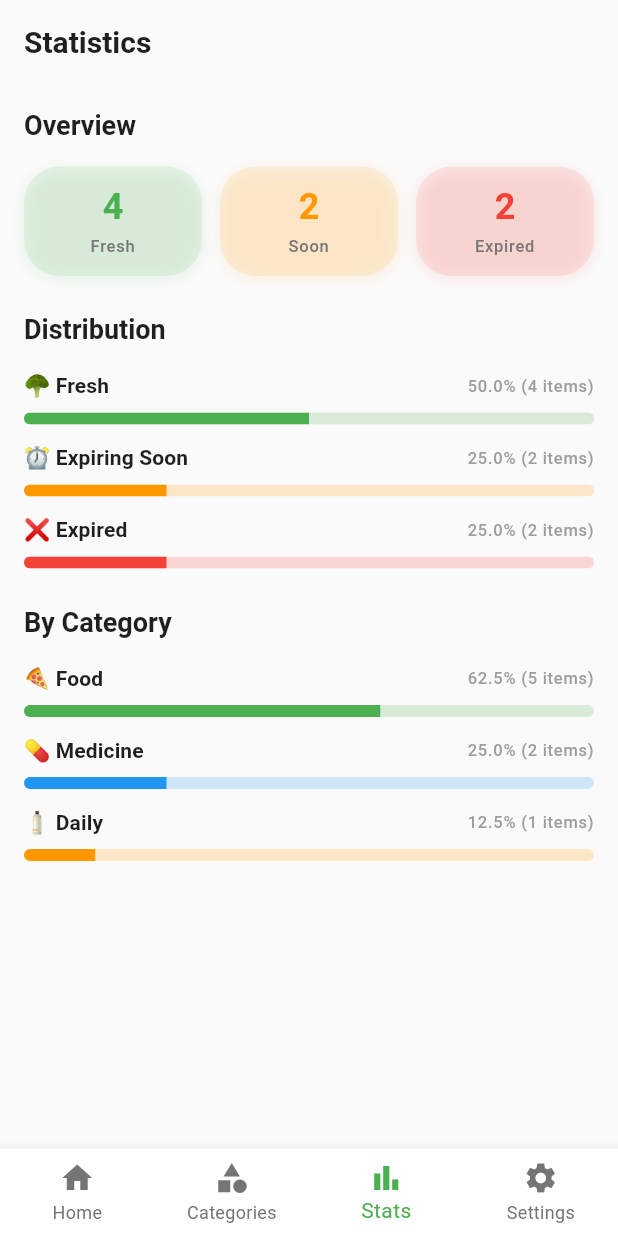
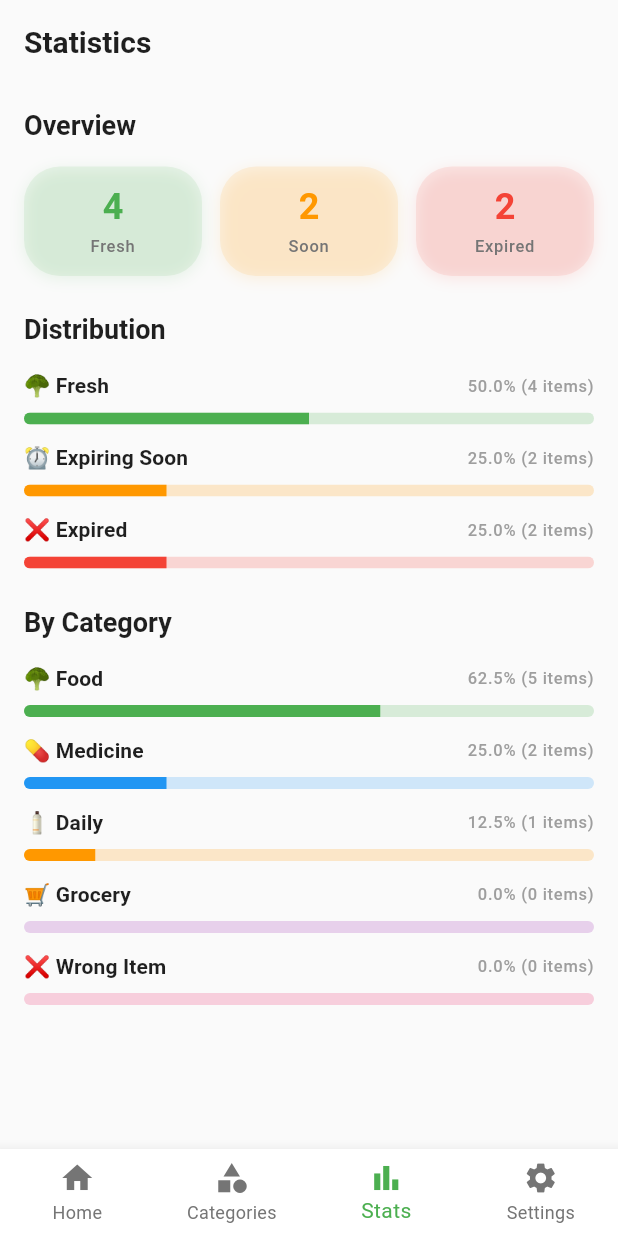
Before and after one commit to Haritheproggramer/FRESHALERT, a Flutter app: the StatsScreen screen opened by its route, on a phone screen of 412 x 824 dp. Run offline on Flutter 3.47's test engine with Material 3 defaults, Android fonts, the phone set to English and light mode, and no system bars; our stand-ins replace flutter_riverpod, go_router.

Commit message:
Add Grocery and Wrong Item categories to FreshAlert app

```diff
--- a/freshalert_flutter_app/lib/models/product.dart
+++ b/freshalert_flutter_app/lib/models/product.dart
@@ -2,7 +2,7 @@ import 'package:uuid/uuid.dart';
 
 enum ProductStatus { safe, soon, expired }
 
-enum ProductCategory { food, medicine, daily }
+enum ProductCategory { food, medicine, daily, grocery, wrongItem }
 
 class Product {
   final String id;
--- a/freshalert_flutter_app/lib/screens/categories_screen.dart
+++ b/freshalert_flutter_app/lib/screens/categories_screen.dart
@@ -50,6 +50,8 @@ class _CategoriesScreenState extends ConsumerState<CategoriesScreen> {
                   _buildCategoryChip('Food'),
                   _buildCategoryChip('Medicine'),
                   _buildCategoryChip('Daily'),
+                  _buildCategoryChip('Grocery'),
+                  _buildCategoryChip('Wrong Item'),
                   _buildCategoryChip('Expired'),
                 ]
                     .map((chip) => Padding(
--- a/freshalert_flutter_app/lib/screens/stats_screen.dart
+++ b/freshalert_flutter_app/lib/screens/stats_screen.dart
@@ -174,7 +174,7 @@ class StatsScreen extends ConsumerWidget {
   }
 
   List<Widget> _buildCategoryStats(BuildContext context, List<Product> products) {
-    final categories = {'Food': 0, 'Medicine': 0, 'Daily': 0};
+    final categories = {'Food': 0, 'Medicine': 0, 'Daily': 0, 'Grocery': 0, 'Wrong Item': 0};
 
     for (final product in products) {
       final categoryName = getCategoryName(product.category);
@@ -204,17 +204,25 @@ class StatsScreen extends ConsumerWidget {
         return 'Medicine';
       case ProductCategory.daily:
         return 'Daily';
+      case ProductCategory.grocery:
+        return 'Grocery';
+      case ProductCategory.wrongItem:
+        return 'Wrong Item';
     }
   }
 
   String getEmoji(String category) {
     switch (category) {
       case 'Food':
-        return '🍕';
+        return '🥦';
       case 'Medicine':
         return '💊';
       case 'Daily':
         return '🧴';
+      case 'Grocery':
+        return '🛒';
+      case 'Wrong Item':
+        return '❌';
       default:
         return '📦';
     }
@@ -228,6 +236,10 @@ class StatsScreen extends ConsumerWidget {
         return const Color(0xFF2196F3);
       case 'Daily':
         return const Color(0xFFFF9800);
+      case 'Grocery':
+        return const Color(0xFF9C27B0);
+      case 'Wrong Item':
+        return const Color(0xFFE91E63);
       default:
         return const Color(0xFF9C27B0);
     }
--- a/freshalert_flutter_app/lib/utils/product_helpers.dart
+++ b/freshalert_flutter_app/lib/utils/product_helpers.dart
@@ -69,6 +69,8 @@ const Map<ProductCategory, String> categoryIcons = {
   ProductCategory.food: '🥦',
   ProductCategory.medicine: '💊',
   ProductCategory.daily: '🧴',
+  ProductCategory.grocery: '🛒',
+  ProductCategory.wrongItem: '❌',
 };
 
 const Map<String, String> locationIcons = {
@@ -87,6 +89,10 @@ String getCategoryName(ProductCategory category) {
       return 'Medicine';
     case ProductCategory.daily:
       return 'Daily';
+    case ProductCategory.grocery:
+      return 'Grocery';
+    case ProductCategory.wrongItem:
+      return 'Wrong Item';
   }
 }
 
@@ -98,6 +104,10 @@ ProductCategory getCategoryFromName(String name) {
       return ProductCategory.medicine;
     case 'Daily':
       return ProductCategory.daily;
+    case 'Grocery':
+      return ProductCategory.grocery;
+    case 'Wrong Item':
+      return ProductCategory.wrongItem;
     default:
       return ProductCategory.food;
   }
```
